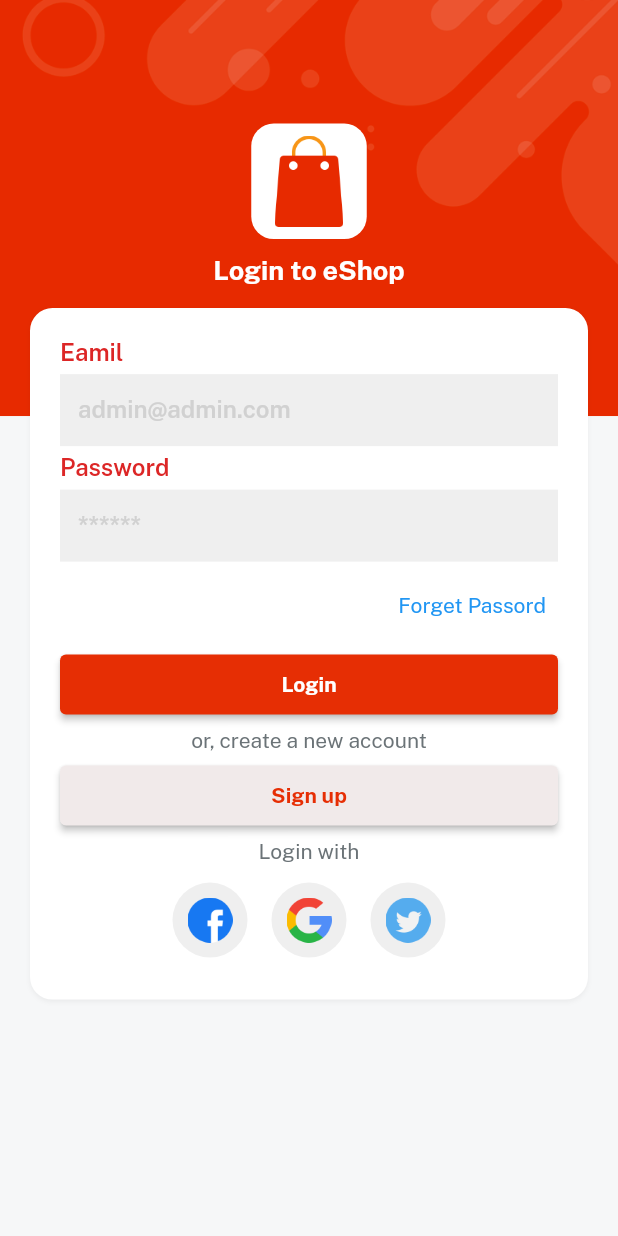
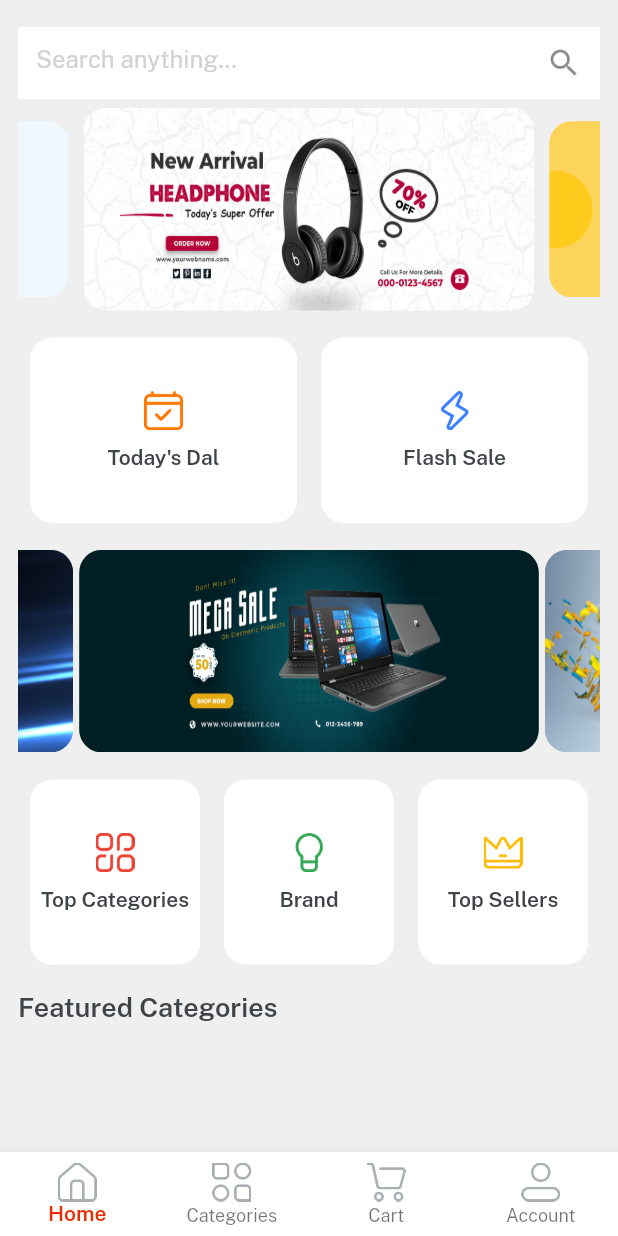
Before and after one commit to zillur07/eShop, a Flutter app: the screen it shows after launch, after a tap on "Login", on a phone screen of 412 x 824 dp. Run offline on Flutter 3.47's test engine with Material 2 defaults, Android fonts, the phone set to English and light mode, and no system bars; drawn by our look-alikes of velocity_x; our stand-ins replace get.

Commit message:
login signup and some home page done

```diff
--- a/lib/consts/lists.dart
+++ b/lib/consts/lists.dart
@@ -1,3 +1,12 @@
 import 'package:eshop_app/consts/consts.dart';
 
+// login page logo
 const socialIconList = [icFacebookLogo, icGoogleLogo, icTwitterLogo];
+//....................................
+// home page slider item
+const slidersList = [imgSlider1, imgSlider2, imgSlider3, imgSlider4];
+//...............................................
+
+// home page Second slider item
+const secondSlidersList = [imgSs1, imgSs2, imgSs3, imgSs4];
+//...............................................
--- a/lib/consts/strings.dart
+++ b/lib/consts/strings.dart
@@ -16,3 +16,21 @@ const LoginWith = 'Login with';
 const privacyPolicy = 'Privacy policy';
 const termAndCond = 'Terms and Conditions';
 const alreadyHaveAccount = 'Already have an account ? ';
+
+// Home string nav
+const home = 'Home',
+    categories = 'Categories',
+    cart = 'Cart',
+    account = 'Account';
+
+///........................
+
+// Home Screen Strings
+const searchanything = 'Search anything...',
+    todayDeal = "Today's Dal",
+    flashsale = 'Flash Sale',
+    topSellers = 'Top Sellers',
+    brand = 'Brand',
+    topCategories = 'Top Categories',
+    featuredCategories = 'Featured Categories';
+    //.........................
--- /dev/null
+++ b/lib/controllers/home_controller.dart
@@ -0,0 +1,5 @@
+import 'package:get/get.dart';
+
+class HomeController extends GetxController {
+  var currentNavIndex = RxInt(0);
+}
--- a/lib/views/auth_screen/login_screen.dart
+++ b/lib/views/auth_screen/login_screen.dart
@@ -1,4 +1,5 @@
 import 'package:eshop_app/views/auth_screen/signup_screen.dart';
+import 'package:eshop_app/views/home_screen/home.dart';
 
 import '../../consts/consts.dart';
 import '../../consts/lists.dart';
@@ -39,7 +40,9 @@ class LoginScreen extends StatelessWidget {
                 5.heightBox,
                 ourButton(
                   color: redColor,
-                  onPress: () {},
+                  onPress: () {
+                    Get.to(() => Home());
+                  },
                   textColor: whiteColor,
                   title: login,
                 ).box.width(context.screenWidth - 50).make(),
--- a/lib/views/auth_screen/signup_screen.dart
+++ b/lib/views/auth_screen/signup_screen.dart
@@ -7,9 +7,13 @@ import '../../widgets_common/bg_wdget.dart';
 import '../../widgets_common/custom_textfeld.dart';
 import '../../widgets_common/out_button.dart';
 
-class SignupScreen extends StatelessWidget {
-  const SignupScreen({super.key});
+class SignupScreen extends StatefulWidget {
+  @override
+  State<SignupScreen> createState() => _SignupScreenState();
+}
 
+class _SignupScreenState extends State<SignupScreen> {
+  bool isCheck = false;
   @override
   Widget build(BuildContext context) {
     return bgWidget(
@@ -44,9 +48,14 @@ class SignupScreen extends StatelessWidget {
                 Row(
                   children: [
                     Checkbox(
-                      checkColor: redColor,
-                      value: false,
-                      onChanged: (newValue) {},
+                      activeColor: redColor,
+                      checkColor: whiteColor,
+                      value: isCheck,
+                      onChanged: (newValue) {
+                        setState(() {
+                          isCheck = newValue!;
+                        });
+                      },
                     ),
                     5.widthBox,
                     Expanded(
@@ -55,22 +64,30 @@ class SignupScreen extends StatelessWidget {
                         TextSpan(
                           text: 'I agree to the ',
                           style: TextStyle(
-                              fontFamily: bold, color: fontGrey, fontSize: 13),
+                              fontFamily: regular,
+                              color: fontGrey,
+                              fontSize: 13),
                         ),
                         TextSpan(
                           text: termAndCond,
                           style: TextStyle(
-                              fontFamily: bold, color: redColor, fontSize: 13),
+                              fontFamily: regular,
+                              color: redColor,
+                              fontSize: 13),
                         ),
                         TextSpan(
-                          text: '& ',
+                          text: ' & ',
                           style: TextStyle(
-                              fontFamily: bold, color: fontGrey, fontSize: 13),
+                              fontFamily: regular,
+                              color: fontGrey,
+                              fontSize: 13),
                         ),
                         TextSpan(
                           text: privacyPolicy,
                           style: TextStyle(
-                              fontFamily: bold, color: redColor, fontSize: 13),
+                              fontFamily: regular,
+                              color: redColor,
+                              fontSize: 13),
                         ),
                       ])),
                     )
@@ -78,7 +95,7 @@ class SignupScreen extends StatelessWidget {
                 ),
                 5.heightBox,
                 ourButton(
-                  color: redColor,
+                  color: isCheck == true ? redColor : Colors.grey,
                   onPress: () {},
                   textColor: whiteColor,
                   title: signup,
@@ -89,7 +106,7 @@ class SignupScreen extends StatelessWidget {
                   TextSpan(
                     text: alreadyHaveAccount,
                     style: TextStyle(
-                        fontFamily: bold, fontSize: 13, color: fontGrey),
+                        fontFamily: regular, fontSize: 13, color: fontGrey),
                   ),
                   TextSpan(
                     text: login,
--- /dev/null
+++ b/lib/views/cart_screen/cart_screen.dart
@@ -0,0 +1,10 @@
+import '../../consts/consts.dart';
+
+class CartScreen extends StatelessWidget {
+  @override
+  Widget build(BuildContext context) {
+    return Container(
+      color: Colors.green,
+    );
+  }
+}
--- /dev/null
+++ b/lib/views/category_screen/category_screen.dart
@@ -0,0 +1,10 @@
+import '../../consts/consts.dart';
+
+class CategoryScreen extends StatelessWidget {
+  @override
+  Widget build(BuildContext context) {
+    return Container(
+      color: Colors.tealAccent,
+    );
+  }
+}
--- /dev/null
+++ b/lib/views/home_screen/home.dart
@@ -0,0 +1,79 @@
+import 'package:eshop_app/controllers/home_controller.dart';
+import 'package:eshop_app/views/cart_screen/cart_screen.dart';
+import 'package:eshop_app/views/category_screen/category_screen.dart';
+import 'package:eshop_app/views/home_screen/home_screen.dart';
+import 'package:eshop_app/views/profile_screen/profile_screen.dart';
+
+import '../../consts/consts.dart';
+
+class Home extends StatelessWidget {
+  @override
+  Widget build(BuildContext context) {
+    // init Home Controller
+    final controller = Get.put(HomeController());
+    //.......................................
+
+    // Nave Item Icon and Text
+    var navbarItem = [
+      BottomNavigationBarItem(
+          icon: Image.asset(
+            icHome,
+            width: 26,
+          ),
+          label: home),
+      BottomNavigationBarItem(
+          icon: Image.asset(
+            icCategories,
+            width: 26,
+          ),
+          label: categories),
+      BottomNavigationBarItem(
+          icon: Image.asset(
+            icCart,
+            width: 26,
+          ),
+          label: cart),
+      BottomNavigationBarItem(
+          icon: Image.asset(
+            icProfile,
+            width: 26,
+          ),
+          label: account),
+    ];
+    //.......................
+
+    // Nav Body Page
+    var navBody = [
+      HomeScreen(),
+      CategoryScreen(),
+      CartScreen(),
+      ProfileScreen(),
+    ];
+    //...........................
+
+    return Scaffold(
+      body: Obx(
+        () => Column(
+          children: [
+            Expanded(
+              child: navBody.elementAt(controller.currentNavIndex.value),
+            ),
+          ],
+        ),
+      ),
+      bottomNavigationBar: Obx(
+        () => BottomNavigationBar(
+          type: BottomNavigationBarType.fixed,
+          currentIndex: controller.currentNavIndex.value,
+          selectedItemColor: redColor,
+          selectedLabelStyle: TextStyle(fontFamily: semibold),
+          backgroundColor: whiteColor,
+          items: navbarItem,
+          onTap: (value) {
+            controller.currentNavIndex.value = value;
+          },
+        ),
+      ),
+    );
+  }
+}
--- /dev/null
+++ b/lib/views/home_screen/home_screen.dart
@@ -0,0 +1,129 @@
+import 'package:eshop_app/widgets_common/homeButtons.dart';
+
+import '../../consts/consts.dart';
+import '../../consts/lists.dart';
+
+class HomeScreen extends StatelessWidget {
+  @override
+  Widget build(BuildContext context) {
+    return Container(
+      padding: EdgeInsets.all(12),
+      color: lightGrey,
+      width: context.screenWidth,
+      height: context.screenWidth,
+      child: SafeArea(
+          child: Column(
+        children: [
+          Container(
+            alignment: Alignment.center,
+            height: 60,
+            color: lightGrey,
+            child: TextFormField(
+              decoration: InputDecoration(
+                  border: InputBorder.none,
+                  suffixIcon: Icon(
+                    Icons.search,
+                  ),
+                  filled: true,
+                  fillColor: whiteColor,
+                  hintText: searchanything,
+                  hintStyle: TextStyle(color: textfieldGrey)),
+            ),
+          ),
+          Expanded(
+            child: SingleChildScrollView(
+              physics: BouncingScrollPhysics(),
+              child: Column(
+                children: [
+                  VxSwiper.builder(
+                      height: 135,
+                      enlargeCenterPage: true,
+                      autoPlay: true,
+                      aspectRatio: 16 / 9,
+                      itemCount: slidersList.length,
+                      itemBuilder: (context, index) {
+                        return Image.asset(
+                          slidersList[index],
+                          fit: BoxFit.fill,
+                        )
+                            .box
+                            .rounded
+                            .clip(Clip.antiAlias)
+                            .margin(const EdgeInsets.symmetric(
+                              horizontal: 5,
+                            ))
+                            .make();
+                      }),
+                  10.heightBox,
+                  Row(
+                    mainAxisAlignment: MainAxisAlignment.spaceBetween,
+                    children: List.generate(
+                      2,
+                      (index) => homeButtons(
+                          height: context.screenHeight * 0.15,
+                          width: context.safePercentWidth / 5.5,
+                          icon: index == 0 ? icTodaysDeal : icFlashDeal,
+                          title: index == 0 ? todayDeal : flashsale,
+                          onPress: () {}),
+                    ),
+                  ),
+                  10.heightBox,
+                  VxSwiper.builder(
+                      height: 135,
+                      enlargeCenterPage: false,
+                      autoPlay: false,
+                      aspectRatio: 10 / 9,
+                      itemCount: secondSlidersList.length,
+                      itemBuilder: (context, index) {
+                        return Image.asset(
+                          secondSlidersList[index],
+                          fit: BoxFit.fill,
+                        )
+                            .box
+                            .rounded
+                            .clip(Clip.antiAlias)
+                            .margin(const EdgeInsets.symmetric(
+                              horizontal: 2,
+                            ))
+                            .make();
+                      }),
+                  10.heightBox,
+                  Row(
+                    mainAxisAlignment: MainAxisAlignment.spaceBetween,
+                    children: List.generate(
+                      3,
+                      (index) => homeButtons(
+                          height: context.screenHeight * 0.15,
+                          width: context.screenWidth / 3.5,
+                          icon: index == 0
+                              ? icTopCategories
+                              : index == 1
+                                  ? icBrands
+                                  : icTopSeller,
+                          title: index == 0
+                              ? topCategories
+                              : index == 1
+                                  ? brand
+                                  : topSellers),
+                    ),
+                  ),
+
+                  // Featured Categories
+                  10.heightBox,
+                  Align(
+                    alignment: Alignment.centerLeft,
+                    child: featuredCategories.text
+                        .fontFamily(semibold)
+                        .color(darkFontGrey)
+                        .size(18)
+                        .make(),
+                  ),
+                ],
+              ),
+            ),
+          )
+        ],
+      )),
+    );
+  }
+}
--- /dev/null
+++ b/lib/views/profile_screen/profile_screen.dart
@@ -0,0 +1,10 @@
+import '../../consts/consts.dart';
+
+class ProfileScreen extends StatelessWidget {
+  @override
+  Widget build(BuildContext context) {
+    return Container(
+      color: Colors.red,
+    );
+  }
+}
--- /dev/null
+++ b/lib/widgets_common/homeButtons.dart
@@ -0,0 +1,21 @@
+import 'package:eshop_app/consts/consts.dart';
+
+Widget homeButtons({width, height, icon, String? title, onPress}) {
+  return Expanded(
+    child: Padding(
+      padding: const EdgeInsets.all(8.0),
+      child: Column(
+        crossAxisAlignment: CrossAxisAlignment.center,
+        mainAxisAlignment: MainAxisAlignment.center,
+        children: [
+          Image.asset(
+            icon,
+            width: 26,
+          ),
+          10.heightBox,
+          title!.text.center.fontFamily(semibold).color(darkFontGrey).make()
+        ],
+      ).box.rounded.white.size(width, height).make(),
+    ),
+  );
+}
```
